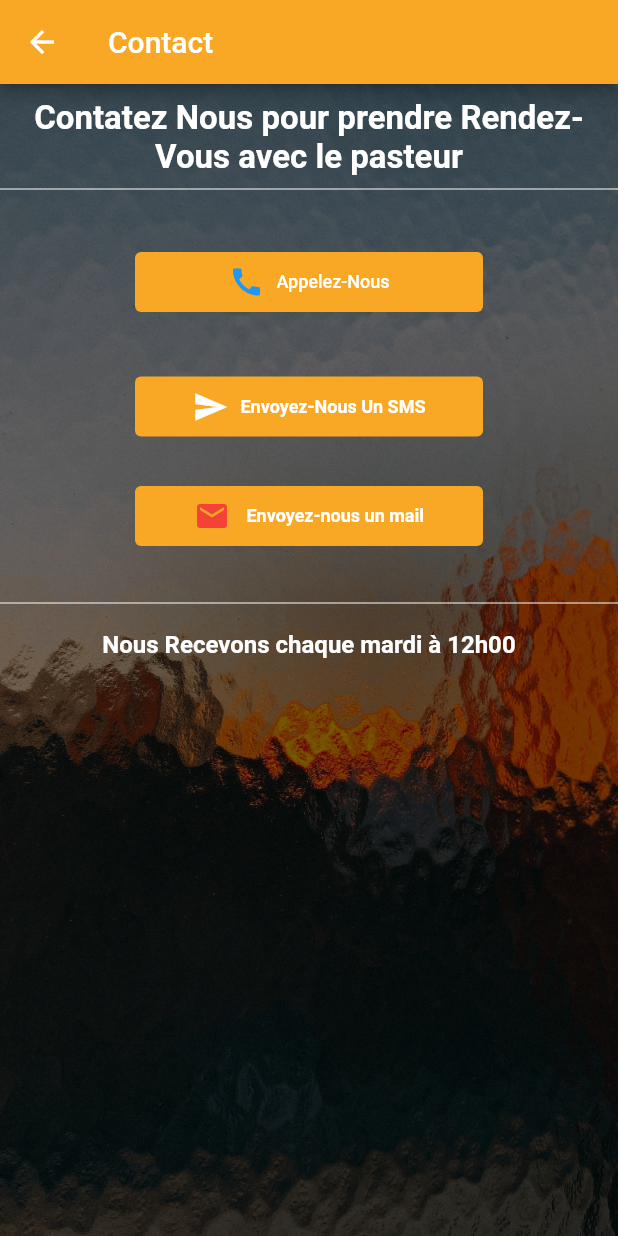
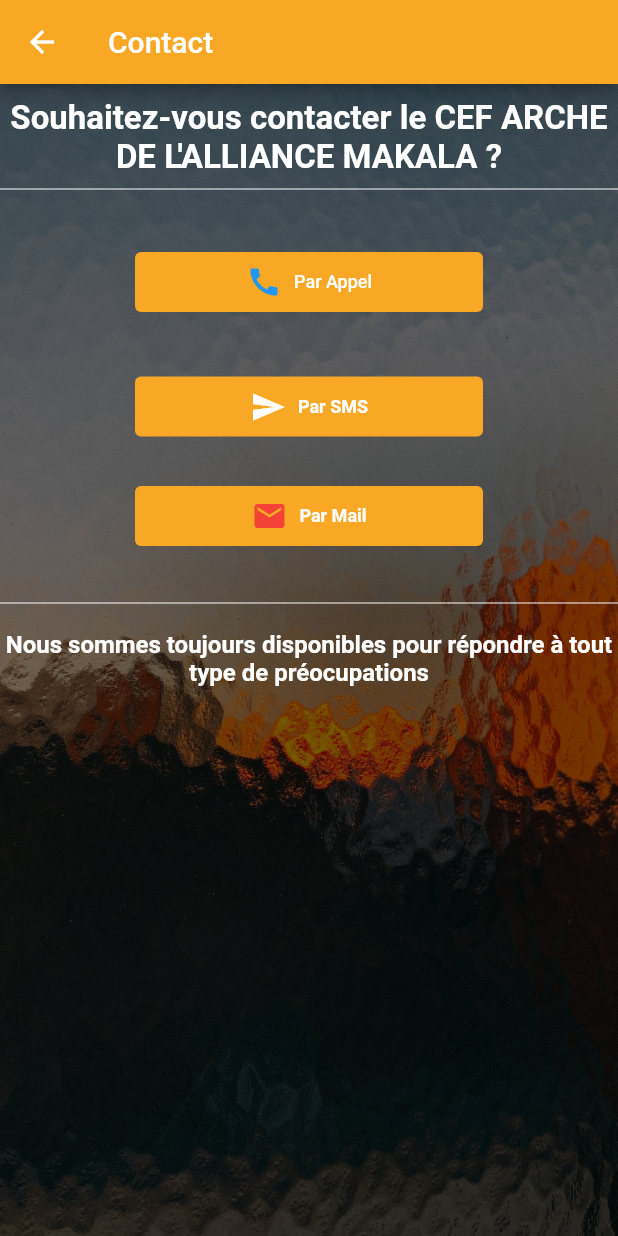
Before and after one commit to dolva2000/eglise_arche, a Flutter app: the Contact screen opened directly, on a phone screen of 412 x 824 dp. Run offline on Flutter 3.47's test engine with Material 2 defaults, Android fonts, the phone set to English and light mode, and no system bars; our stand-ins replace cached_network_image, carousel_slider, cloud_firestore, firebase_core, firebase_messaging, flutter_local_notifications and 2 more; missing offline and left inert: flutter_cached_pdfview, flutter_statusbar_manager, flutter_webview_plugin, state_persistence; accounts and stored records are empty.

Commit message:
update concact screen

```diff
--- a/lib/information/information.dart
+++ b/lib/information/information.dart
@@ -1,5 +1,6 @@
 import 'package:flutter/material.dart';
 import 'vision.dart';
+import 'package:apparche/screen/maps_screen.dart';
 
 class Information extends StatefulWidget {
   @override
@@ -106,7 +107,7 @@ class _InformationState extends State<Information> {
                     Navigator.push(
                         context,
                         MaterialPageRoute(
-                          builder: (context) => Information(),
+                          builder: (context) => MapsView(),
                         ));
                   },
                   splashColor: Colors.green,
--- a/lib/screen/contact.dart
+++ b/lib/screen/contact.dart
@@ -28,7 +28,7 @@ class _ContactState extends State<Contact> {
               Padding(
                 padding: const EdgeInsets.only(top: 10),
                 child: Text(
-                  "Contatez Nous pour prendre Rendez-Vous avec le pasteur",
+                  "Souhaitez-vous contacter le CEF ARCHE DE L'ALLIANCE MAKALA ?",
                   textAlign: TextAlign.center,
                   style: TextStyle(
                       fontWeight: FontWeight.bold,
@@ -45,10 +45,10 @@ class _ContactState extends State<Contact> {
                   style: ButtonStyle(
                       backgroundColor:
                           MaterialStateProperty.all(Colors.yellow.shade800)),
-                  onPressed: () => launch("tel://+243817087305"),
+                  onPressed: () => launch("tel://+243821805785"),
                   icon: Icon(Icons.call),
                   label: Text(
-                    "Appelez-Nous",
+                    "Par Appel",
                     style: TextStyle(fontSize: 12, color: Colors.white),
                   ),
                 ),
@@ -60,13 +60,13 @@ class _ContactState extends State<Contact> {
                   style: ButtonStyle(
                       backgroundColor:
                           MaterialStateProperty.all(Colors.yellow.shade800)),
-                  onPressed: () => launch("sms:+243817087305"),
+                  onPressed: () => launch("sms:+243821805785"),
                   icon: Icon(
                     Icons.send,
                     color: Colors.white,
                   ),
                   label: Text(
-                    "Envoyez-Nous Un SMS",
+                    "Par SMS",
                     style: TextStyle(
                         color: Colors.white,
                         fontWeight: FontWeight.bold,
@@ -82,13 +82,13 @@ class _ContactState extends State<Contact> {
                     backgroundColor:
                         MaterialStateProperty.all(Colors.yellow.shade800),
                   ),
-                  onPressed: () => launch("mailto:dolvaboloko@gmail.com"),
+                  onPressed: () => launch("mailto:archemakala@gmail.com"),
                   icon: Icon(
                     Icons.mail,
                     color: Colors.red,
                   ),
                   label: Text(
-                    " Envoyez-nous un mail",
+                    "Par Mail",
                     style: TextStyle(
                         color: Colors.white,
                         fontWeight: FontWeight.bold,
@@ -104,7 +104,7 @@ class _ContactState extends State<Contact> {
               Padding(
                 padding: const EdgeInsets.only(top: 10),
                 child: Text(
-                  "Nous Recevons chaque mardi à 12h00 ",
+                  "Nous sommes toujours disponibles pour répondre à tout type de préocupations",
                   textAlign: TextAlign.center,
                   style: TextStyle(
                       fontWeight: FontWeight.bold,
--- a/pubspec.yaml
+++ b/pubspec.yaml
@@ -39,6 +39,7 @@ dependencies:
   json_serializable: ^4.1.1
   flutter_statusbar_manager: ^2.0.0
   flutter_cached_pdfview: ^0.4.0-nullsafety
+  google_maps_flutter: ^2.0.3
 
 dev_dependencies:
   flutter_test:
```
Also changed, not shown: lib/screen/maps_screen.dart (added, +42 -0 lines), pubspec.lock, 2 other files.
